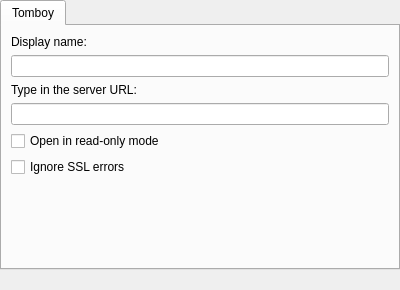
Qt form resources/tomboynotes/configdialog.ui (KDE/kdepim-runtime) before a commit.
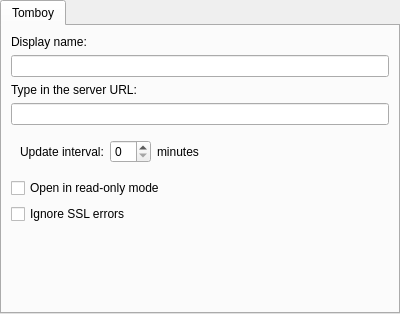
The same form after that commit. Custom widgets are drawn as their Qt base class.

```diff
--- a/resources/tomboynotes/configdialog.ui
+++ b/resources/tomboynotes/configdialog.ui
@@ -8,7 +8,7 @@
     <x>0</x>
     <y>0</y>
     <width>400</width>
-    <height>290</height>
+    <height>314</height>
    </rect>
   </property>
   <property name="windowTitle">
@@ -68,6 +68,29 @@
          </property>
         </widget>
        </item>
+       <item alignment="Qt::AlignLeft">
+        <widget class="QWidget" name="widget_2" native="true">
+         <layout class="QHBoxLayout" name="horizontalLayout_2">
+          <item>
+           <widget class="QLabel" name="label_3">
+            <property name="text">
+             <string>Update interval:</string>
+            </property>
+           </widget>
+          </item>
+          <item>
+           <widget class="QSpinBox" name="kcfg_refreshInterval"/>
+          </item>
+          <item>
+           <widget class="QLabel" name="label_4">
+            <property name="text">
+             <string>minutes</string>
+            </property>
+           </widget>
+          </item>
+         </layout>
+        </widget>
+       </item>
        <item>
         <widget class="QCheckBox" name="kcfg_ReadOnly">
          <property name="text">
@@ -99,16 +122,6 @@
      </widget>
     </widget>
    </item>
-   <item>
-    <widget class="QLabel" name="statusLabel">
-     <property name="text">
-      <string/>
-     </property>
-     <property name="wordWrap">
-      <bool>true</bool>
-     </property>
-    </widget>
-   </item>
   </layout>
  </widget>
  <customwidgets>
```
